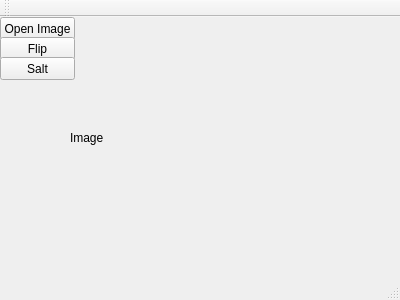
This is OpenCarVision/mainwindow.ui in baidut/ITS as Qt 5 draws it before an edit. The edited form follows.
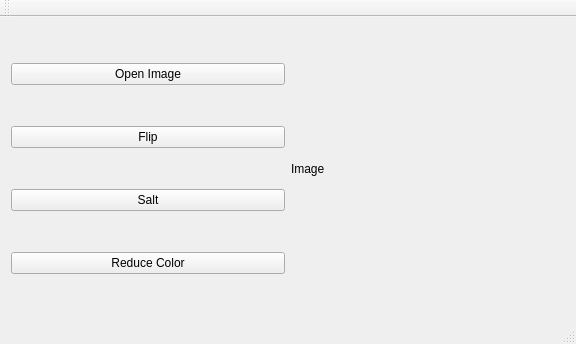
This is the edited form.

Commit message:
+图像色彩降低精度ReduceColor
修复一处bug，去掉了弹窗，直接显示在界面里面

```diff
--- a/OpenCarVision/mainwindow.ui
+++ b/OpenCarVision/mainwindow.ui
@@ -6,66 +6,51 @@
    <rect>
     <x>0</x>
     <y>0</y>
-    <width>400</width>
-    <height>300</height>
+    <width>576</width>
+    <height>344</height>
    </rect>
   </property>
   <property name="windowTitle">
    <string>MainWindow</string>
   </property>
   <widget class="QWidget" name="centralWidget">
+   <layout class="QGridLayout" name="gridLayout">
+    <item row="0" column="0">
    <widget class="QPushButton" name="pushButton_open">
-    <property name="geometry">
-     <rect>
-      <x>0</x>
-      <y>0</y>
-      <width>75</width>
-      <height>23</height>
-     </rect>
-    </property>
     <property name="text">
      <string>Open Image</string>
     </property>
    </widget>
+    </item>
+    <item row="1" column="0">
    <widget class="QPushButton" name="pushButton_flip">
-    <property name="geometry">
-     <rect>
-      <x>0</x>
-      <y>20</y>
-      <width>75</width>
-      <height>23</height>
-     </rect>
-    </property>
     <property name="text">
      <string>Flip</string>
     </property>
    </widget>
-   <widget class="QLabel" name="label_img">
-    <property name="geometry">
-     <rect>
-      <x>70</x>
-      <y>0</y>
-      <width>331</width>
-      <height>241</height>
-     </rect>
-    </property>
-    <property name="text">
-     <string>Image</string>
-    </property>
-   </widget>
+    </item>
+    <item row="2" column="0">
    <widget class="QPushButton" name="pushButton_salt">
-    <property name="geometry">
-     <rect>
-      <x>0</x>
-      <y>40</y>
-      <width>75</width>
-      <height>23</height>
-     </rect>
-    </property>
     <property name="text">
      <string>Salt</string>
     </property>
    </widget>
+    </item>
+    <item row="3" column="0">
+     <widget class="QPushButton" name="pushButton_reduceColor">
+      <property name="text">
+       <string>Reduce Color</string>
+      </property>
+     </widget>
+    </item>
+    <item row="0" column="1" rowspan="4">
+     <widget class="QLabel" name="label_img">
+      <property name="text">
+       <string>Image</string>
+      </property>
+     </widget>
+    </item>
+   </layout>
   </widget>
   <widget class="QMenuBar" name="menuBar">
    <property name="geometry">
```
Left out of the diff: 2 changed lines with no effect on the pictures. Lines whose indentation alone changed are shown as unchanged. The commit also changes 2 other files.
